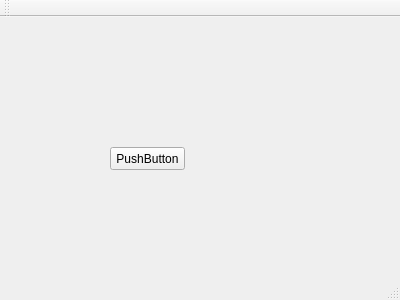
Above: mainwindow.ui from joonahn/gakchae before the change. Below: the same form after it.
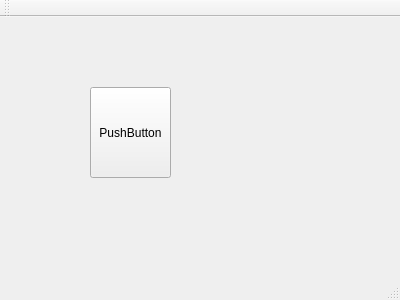
That is the form after the change.

Commit message: Before pulling slothetic's commit

Patch:
```diff
--- a/mainwindow.ui
+++ b/mainwindow.ui
@@ -17,10 +17,10 @@
    <widget class="QPushButton" name="pushButton">
     <property name="geometry">
      <rect>
-      <x>110</x>
-      <y>130</y>
-      <width>75</width>
-      <height>23</height>
+      <x>90</x>
+      <y>70</y>
+      <width>81</width>
+      <height>91</height>
      </rect>
     </property>
     <property name="text">
```
The commit also changes 1 other file.
